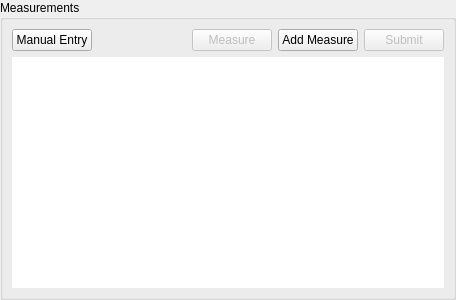
First picture: the form in src/widgets/measurement_table.ui, repository CLSA/cypress, before the edit.
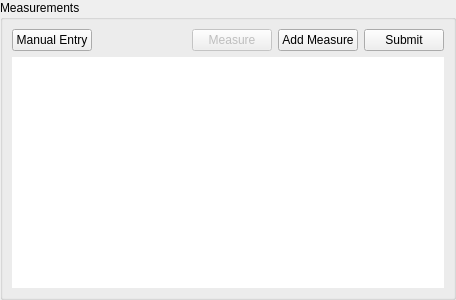
Second picture: the form after the edit.

Patch:
```diff
--- a/src/widgets/measurement_table.ui
+++ b/src/widgets/measurement_table.ui
@@ -77,7 +77,7 @@
         <item>
          <widget class="QPushButton" name="submitButton">
           <property name="enabled">
-           <bool>false</bool>
+           <bool>true</bool>
           </property>
           <property name="text">
            <string>Submit</string>
```
